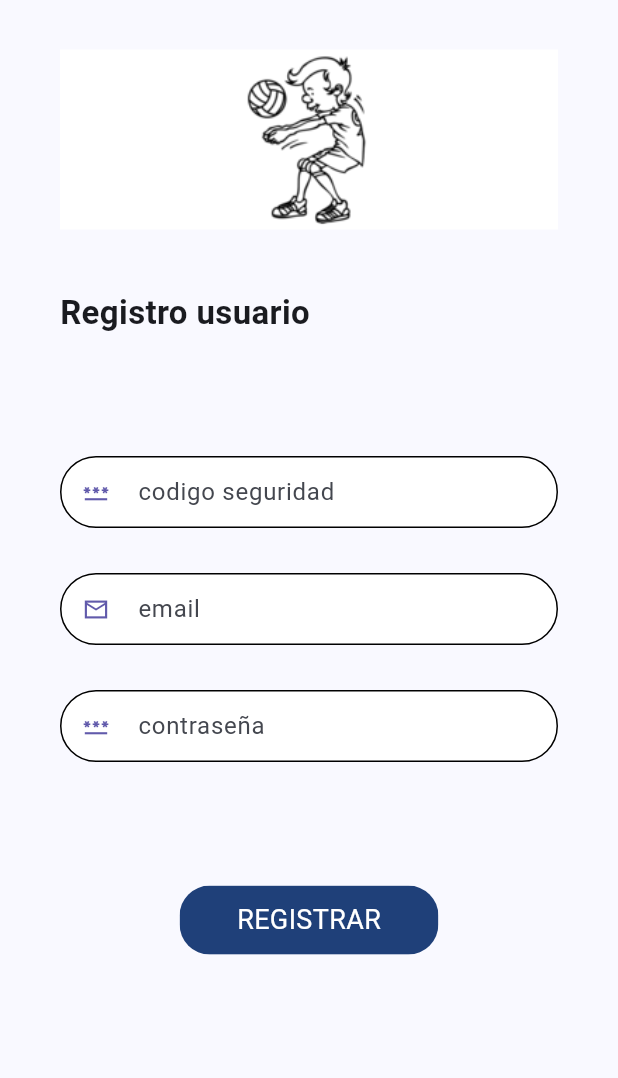
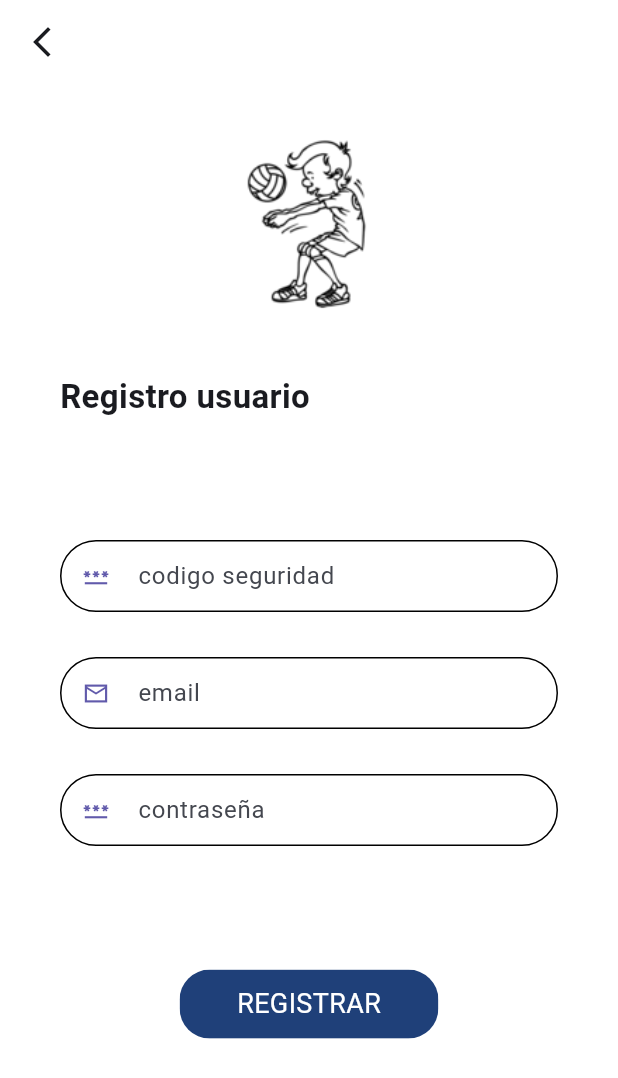
Before and after one commit to jlselma25/pagos_app, a Flutter app: the RegisterUser screen opened by its route, on a phone screen of 412 x 824 dp. Shown: the top 1078 px of the screen. Run offline on Flutter 3.47's test engine with Material 3 defaults, Android fonts, the phone set to English and light mode, and no system bars; our stand-ins replace dio, flutter_spinkit, shared_preferences; accounts and stored records are empty; network calls fail.

Commit message:
cambio v9

```diff
--- a/lib/global/environment.dart
+++ b/lib/global/environment.dart
@@ -10,6 +10,6 @@
   static String codigoRegistro = '220212';
   static  Color color = const Color(0xFF1F4079);
   static String proyecto = 'Pagos app';
-  static String version = 'v.1.8';
+  static String version = 'v.1.9';
 
 }
--- a/lib/screens/register_user.dart
+++ b/lib/screens/register_user.dart
@@ -29,9 +29,19 @@
     final size = MediaQuery.of(context).size;
     final authService = Provider.of<AuthService>(context,listen: false);
 
-
     return  Scaffold(
-
+      backgroundColor: Colors.white,
+      appBar:  AppBar(
+        //title:  const Text('Registros'),
+        backgroundColor: Colors.white,
+        centerTitle: true,
+        leading: IconButton(
+          icon: const Icon(Icons.arrow_back_ios_new_outlined),
+          onPressed: () {
+            Navigator.pop(context);
+          },
+        ),
+       ),
       body: SafeArea(
         child: Container(
            padding: const EdgeInsets.only(top: 3,left: 40,bottom: 3,right: 40),
--- a/lib/screens/registro_screen.dart
+++ b/lib/screens/registro_screen.dart
@@ -60,10 +60,7 @@
             Navigator.pop(context);
           },
         ),
-
-
-
-      ),
+       ),
 
         body: SingleChildScrollView(
           child: Column(
```
